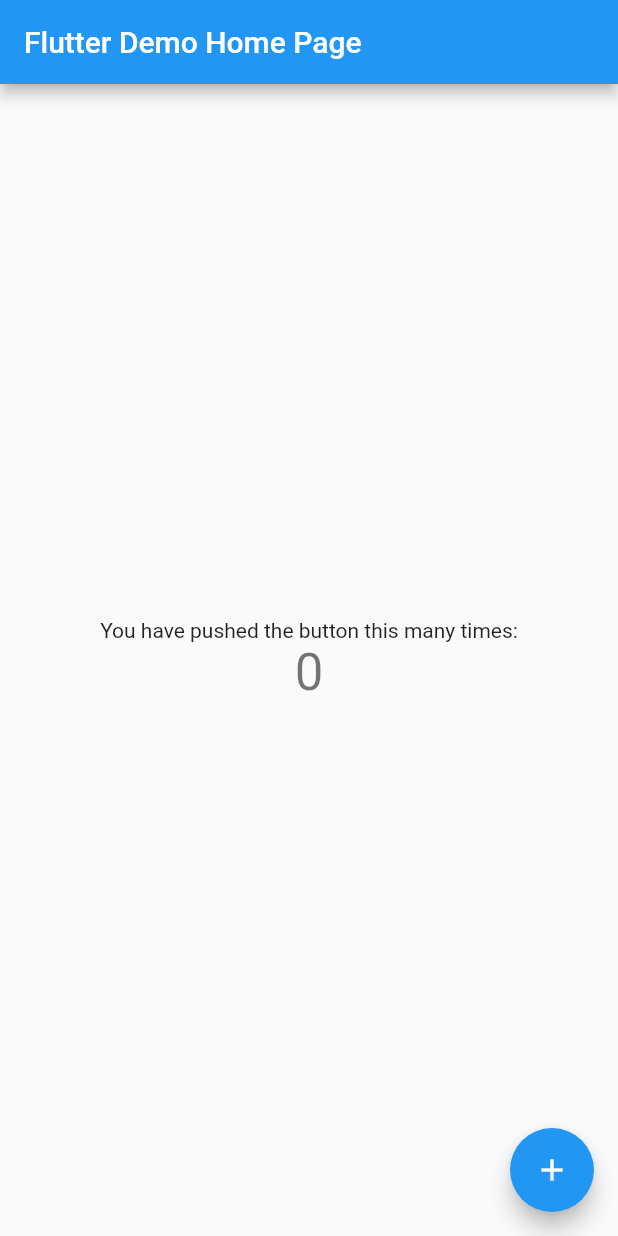
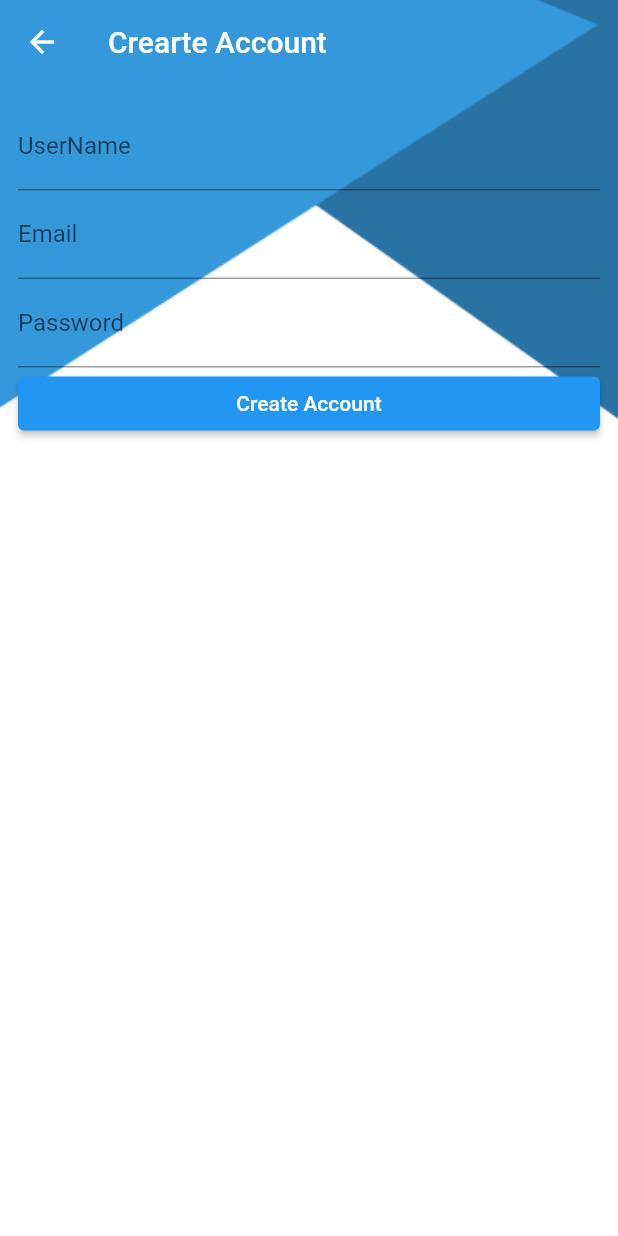
Before and after one commit to mohammedysamir/chat_now, a Flutter app: the screen it shows after launch, on a phone screen of 412 x 824 dp. Run offline on Flutter 3.47's test engine with Material 2 defaults, Android fonts, the phone set to English and light mode, and no system bars; our stand-ins replace cloud_firestore, firebase_auth, firebase_core; missing offline and left inert: cloud_firestore_web, firebase_auth_web, firebase_core_web; accounts and stored records are empty.

Commit message:
Add: added auth files and UI components made by 'Habiba'

```diff
--- /dev/null
+++ b/lib/auth/registrationscreen.dart
@@ -0,0 +1,164 @@
+// ignore_for_file: prefer_const_constructors
+import 'package:flutter/material.dart';
+import 'package:firebase_auth/firebase_auth.dart';
+import 'package:cloud_firestore/cloud_firestore.dart';
+// ignore: use_key_in_widget_constructors
+class RegisterationScreen extends StatefulWidget {
+  // route name for the registration screen.
+  static const String routeName='register';
+
+  @override
+  State<RegisterationScreen> createState() => _RegisterationScreenState();
+}
+
+class _RegisterationScreenState extends State<RegisterationScreen> {
+  final _registerformkey=GlobalKey <FormState>();
+
+  String username='';
+
+  String email='';
+
+  String password='';
+
+  @override
+  Widget build(BuildContext context) {
+    return Stack(
+     // ignore: prefer_const_literals_to_create_immutables
+     children: [
+       Container(
+         decoration: BoxDecoration(
+          color: Colors.white,
+         ),
+         child:Image.asset('assets/SIGN IN – 1.png',
+          fit:BoxFit.cover,
+          width:double.infinity,
+          height:double.infinity,
+         ) ,
+       ),
+       Scaffold(
+        backgroundColor:Colors.transparent,
+        appBar: AppBar(
+
+          title: Text('Crearte Account'),
+          backgroundColor:Colors.transparent,
+          elevation:0.0,
+        ),
+        // ignore: avoid_unnecessary_containers
+        body:Container(
+          padding: EdgeInsets.all(12),
+          child: Column(
+            crossAxisAlignment: CrossAxisAlignment.stretch,
+            // ignore: prefer_const_literals_to_create_immutables
+            children:[
+              Form(
+                key: _registerformkey,
+                child:Column(
+                  mainAxisAlignment: MainAxisAlignment.center,
+                  children: [
+                    TextFormField(
+                      onChanged: (textValue){
+                        username=textValue;
+                      },
+                      decoration: InputDecoration(
+                        labelText:'UserName',
+                        floatingLabelBehavior:FloatingLabelBehavior.auto
+                      ),
+                      validator: (value){
+                        if(value==null || value.isEmpty){
+                          return 'Please Enter Username';
+                        }
+                        return null;
+                      },
+                    ),
+                    TextFormField(
+                      onChanged: (textValue){
+                        email=textValue;
+                      },
+                      decoration: InputDecoration(
+                        labelText:'Email',
+                        floatingLabelBehavior:FloatingLabelBehavior.auto
+                      ),
+                      validator: (value){
+                        if(value==null || value.isEmpty){
+                          return 'Please Enter Email';
+                        }
+                        return null;
+                      },
+                    ),
+                    TextFormField(
+                      onChanged: (textValue){
+                        password=textValue;
+                      },
+                      decoration: InputDecoration(
+                        labelText:'Password',
+                        floatingLabelBehavior:FloatingLabelBehavior.auto
+                      ),
+                      validator: (value){
+                        if(value==null || value.isEmpty){
+                          return 'Please Enter Password';
+                        }
+                        else if (value.length<6){
+                          return 'Password lenght should be atleat 6 charcaters';
+                        }
+                        return null;
+                      },
+                    ),
+
+                  ],
+                ),
+              ),
+              isloading? Center(child: CircularProgressIndicator(),):
+              ElevatedButton(
+                onPressed: ()=>createaccout(),
+                 child: Text('Create Account'),
+                 ),
+
+            ],) ), )], );
+  }
+  final database=FirebaseFirestore.instance;
+  bool isloading=false;
+  void createaccout(){
+    if(_registerformkey.currentState?.validate()== true){
+      registerUser();
+
+    }}
+
+    final auth=FirebaseAuth.instance;
+
+  void registerUser()async{
+    setState(() {
+      isloading=true;
+    });
+    try {
+    // ignore: unused_local_variable
+    UserCredential userCredential = await auth.createUserWithEmailAndPassword(
+    email: email,
+    password: password
+  );
+  showErrormessage("User Registered successfully");
+  // to be completed to insert user data in the database.
+} on FirebaseAuthException catch (e) {
+   showErrormessage(e.message??"something went wrong! please try again"); // in case the massage is null
+} catch (e) {
+  // ignore: avoid_print
+  print(e);
+  }
+  setState(() {
+    isloading=false;
+  });
+}
+
+void showErrormessage(String message){
+     showDialog(
+       context: context,
+        builder: (buildContext){
+          return AlertDialog(content: Text(message),
+          actions: [
+            TextButton(onPressed: (){
+              Navigator.pop(context);
+            }, child: Text('Ok'))
+          ],
+          );
+        });
+}
+}
--- a/lib/main.dart
+++ b/lib/main.dart
@@ -1,115 +1,28 @@
 import 'package:flutter/material.dart';
-
-void main() {
-  runApp(const MyApp());
+import 'package:project1/auth/loginsreen.dart';
+import 'package:project1/auth/registrationscreen.dart';
+import 'package:project1/splashscreen.dart';
+import 'package:firebase_core/firebase_core.dart';
+void main()async{
+  WidgetsFlutterBinding.ensureInitialized();
+  await Firebase.initializeApp();
+  runApp(MyApp());
 }
-
+// ignore: use_key_in_widget_constructors
 class MyApp extends StatelessWidget {
-  const MyApp({Key? key}) : super(key: key);
-
-  // This widget is the root of your application.
   @override
   Widget build(BuildContext context) {
+    // ignore: prefer_const_constructors
     return MaterialApp(
-      title: 'Flutter Demo',
-      theme: ThemeData(
-        // This is the theme of your application.
-        //
-        // Try running your application with "flutter run". You'll see the
-        // application has a blue toolbar. Then, without quitting the app, try
-        // changing the primarySwatch below to Colors.green and then invoke
-        // "hot reload" (press "r" in the console where you ran "flutter run",
-        // or simply save your changes to "hot reload" in a Flutter IDE).
-        // Notice that the counter didn't reset back to zero; the application
-        // is not restarted.
-        primarySwatch: Colors.blue,
-      ),
-      home: const MyHomePage(title: 'Flutter Demo Home Page'),
+      debugShowCheckedModeBanner: false,
+      title: 'Chat App',
+      // map that consist if key and value pairs
+      routes:{
+        SplashScreen.routeName:(context)=>SplashScreen(),
+        RegisterationScreen.routeName:(context)=>RegisterationScreen(),
+        LoginScreen.routeName:(context)=>LoginScreen()
+      } ,
+      initialRoute: SplashScreen.routeName,
+
     );
-  }
-}
-
-class MyHomePage extends StatefulWidget {
-  const MyHomePage({Key? key, required this.title}) : super(key: key);
-
-  // This widget is the home page of your application. It is stateful, meaning
-  // that it has a State object (defined below) that contains fields that affect
-  // how it looks.
-
-  // This class is the configuration for the state. It holds the values (in this
-  // case the title) provided by the parent (in this case the App widget) and
-  // used by the build method of the State. Fields in a Widget subclass are
-  // always marked "final".
-
-  final String title;
-
-  @override
-  State<MyHomePage> createState() => _MyHomePageState();
-}
-
-class _MyHomePageState extends State<MyHomePage> {
-  int _counter = 0;
-
-  void _incrementCounter() {
-    setState(() {
-      // This call to setState tells the Flutter framework that something has
-      // changed in this State, which causes it to rerun the build method below
-      // so that the display can reflect the updated values. If we changed
-      // _counter without calling setState(), then the build method would not be
-      // called again, and so nothing would appear to happen.
-      _counter++;
-    });
-  }
-
-  @override
-  Widget build(BuildContext context) {
-    // This method is rerun every time setState is called, for instance as done
-    // by the _incrementCounter method above.
-    //
-    // The Flutter framework has been optimized to make rerunning build methods
-    // fast, so that you can just rebuild anything that needs updating rather
-    // than having to individually change instances of widgets.
-    return Scaffold(
-      appBar: AppBar(
-        // Here we take the value from the MyHomePage object that was created by
-        // the App.build method, and use it to set our appbar title.
-        title: Text(widget.title),
-      ),
-      body: Center(
-        // Center is a layout widget. It takes a single child and positions it
-        // in the middle of the parent.
-        child: Column(
-          // Column is also a layout widget. It takes a list of children and
-          // arranges them vertically. By default, it sizes itself to fit its
-          // children horizontally, and tries to be as tall as its parent.
-          //
-          // Invoke "debug painting" (press "p" in the console, choose the
-          // "Toggle Debug Paint" action from the Flutter Inspector in Android
-          // Studio, or the "Toggle Debug Paint" command in Visual Studio Code)
-          // to see the wireframe for each widget.
-          //
-          // Column has various properties to control how it sizes itself and
-          // how it positions its children. Here we use mainAxisAlignment to
-          // center the children vertically; the main axis here is the vertical
-          // axis because Columns are vertical (the cross axis would be
-          // horizontal).
-          mainAxisAlignment: MainAxisAlignment.center,
-          children: <Widget>[
-            const Text(
-              'You have pushed the button this many times:',
-            ),
-            Text(
-              '$_counter',
-              style: Theme.of(context).textTheme.headline4,
-            ),
-          ],
-        ),
-      ),
-      floatingActionButton: FloatingActionButton(
-        onPressed: _incrementCounter,
-        tooltip: 'Increment',
-        child: const Icon(Icons.add),
-      ), // This trailing comma makes auto-formatting nicer for build methods.
-    );
-  }
-}
+  }}
```
Also changed, not shown: lib/auth/loginsreen.dart (added, +13 -0 lines), lib/generated_plugin_registrant.dart (added, +20 -0 lines), lib/homepage.dart (added, +14 -0 lines), lib/splashscreen.dart (added, +68 -0 lines), pubspec.yaml (+40 -30 lines), assets/SIGN IN – 1.png (added), assets/movies.png (added), assets/music.png (added), assets/route.png (added), assets/splash.png (added), assets/splash@3x.png (added), assets/sports.png (added), pubspec.lock, 25 other files.
